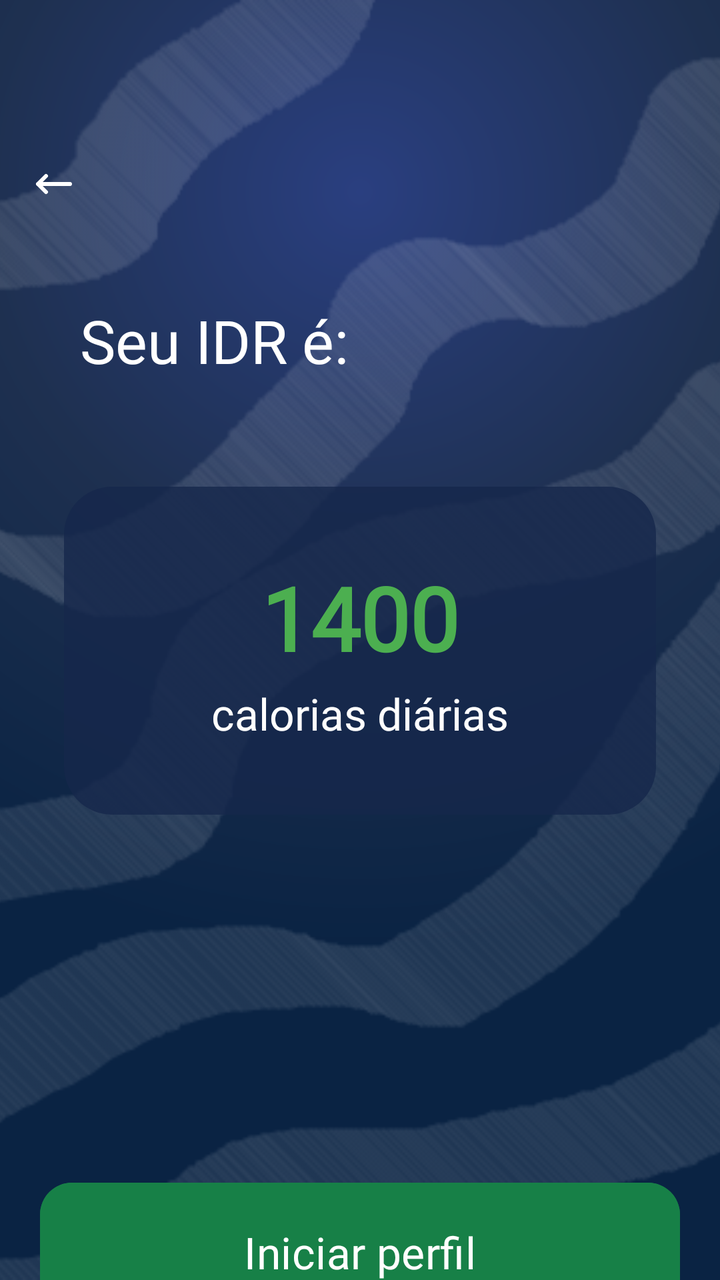
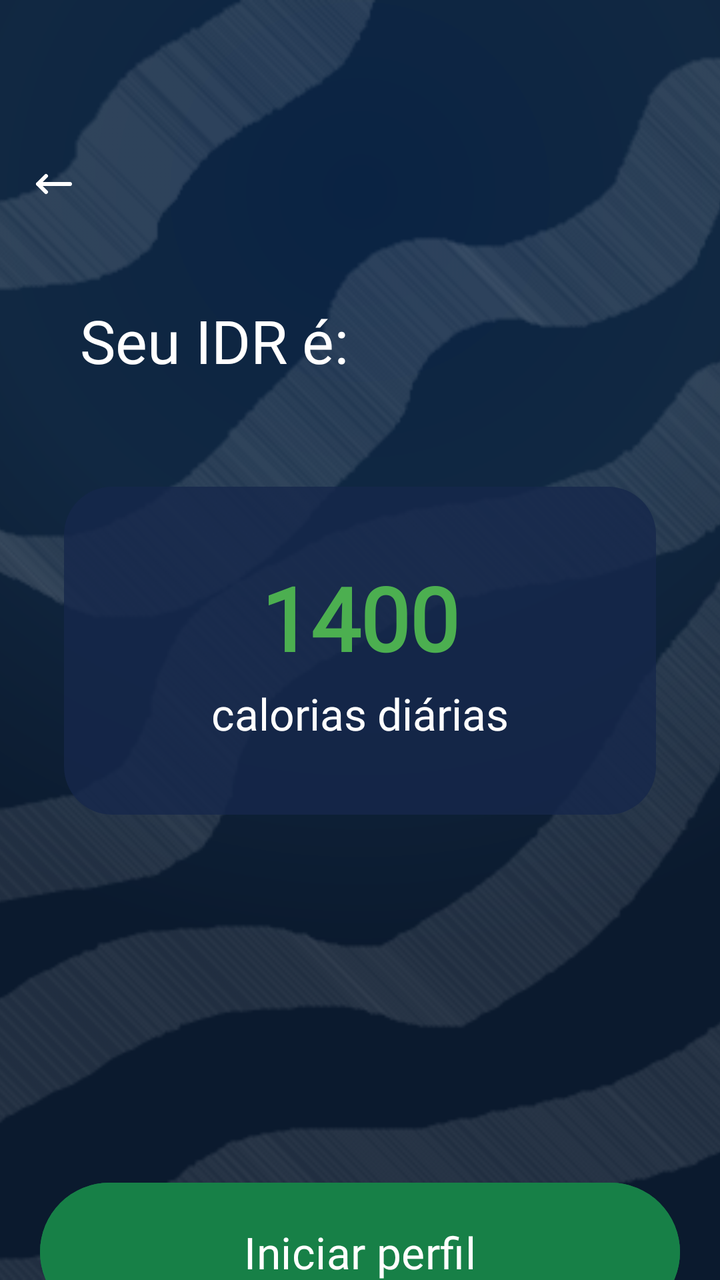

An Android layout rendered at two revisions. The XML below is the earlier revision; the diff shows what the commit changed to produce the second picture.
<!-- AndroidManifest.xml: application theme Theme.VITA -->
<!-- res/layout/fragment_idr.xml -->
<?xml version="1.0" encoding="utf-8"?>
<androidx.constraintlayout.widget.ConstraintLayout xmlns:android="http://schemas.android.com/apk/res/android"
    xmlns:app="http://schemas.android.com/apk/res-auto"
    xmlns:tools="http://schemas.android.com/tools"
    android:id="@+id/main"
    android:layout_width="match_parent"
    android:layout_height="match_parent"
    tools:context=".IdrFragment"
    android:background="@drawable/gradientbg"
    android:gravity="center">

    <ImageView
        android:id="@+id/idrbackground"
        android:layout_width="0dp"
        android:layout_height="0dp"
        android:src="@drawable/idrbackground"
        android:scaleType="centerCrop"
        android:alpha="0.2"
        app:layout_constraintTop_toTopOf="parent"
        app:layout_constraintBottom_toBottomOf="parent"
        app:layout_constraintStart_toStartOf="parent"
        app:layout_constraintEnd_toEndOf="parent" />

    <ImageView
        android:id="@+id/icarrow"
        android:layout_width="24dp"
        android:layout_height="24dp"
        android:src="@drawable/arrow"
        android:scaleType="fitStart"
        android:clickable="true"
        app:layout_constraintTop_toTopOf="parent"
        app:layout_constraintStart_toStartOf="parent"
        android:layout_marginTop="80dp"
        android:layout_marginStart="15dp"/>

    <TextView
        android:layout_width="wrap_content"
        android:layout_height="wrap_content"
        android:id="@+id/txtIDR"
        android:fontFamily="@font/inter24_bold"
        app:layout_constraintStart_toStartOf="parent"
        app:layout_constraintTop_toTopOf="parent"
        android:text="Seu IDR é:"
        android:textColor="@color/white"
        android:textSize="30sp"
        android:layout_marginTop="150dp"
        android:layout_marginStart="40dp" />

    <LinearLayout
        android:id="@+id/cardCalorias"
        android:layout_width="0dp"
        android:layout_height="wrap_content"
        android:layout_marginHorizontal="32dp"
        android:background="@drawable/card_idr_background"
        android:gravity="center"
        android:orientation="vertical"
        android:paddingHorizontal="24dp"
        android:paddingVertical="36dp"
        android:layout_marginTop="5dp"
        app:layout_constraintBottom_toBottomOf="parent"
        app:layout_constraintEnd_toEndOf="parent"
        app:layout_constraintStart_toStartOf="parent"
        app:layout_constraintTop_toBottomOf="@id/txtIDR"
        app:layout_constraintVertical_bias="0.171">

        <TextView
            android:id="@+id/txtValorCalorias"
            android:layout_width="wrap_content"
            android:layout_height="wrap_content"
            android:fontFamily="@font/inter24_bold"
            android:text="1400"
            android:textColor="#4CAF50"
            android:textSize="44sp"
            android:textStyle="bold" />

        <TextView
            android:id="@+id/txtRotuloCalorias"
            android:layout_width="wrap_content"
            android:layout_height="wrap_content"
            android:layout_marginTop="4dp"
            android:fontFamily="@font/inter24_bold"
            android:text="calorias diárias"
            android:textColor="@color/white"
            android:textSize="22sp" />
    </LinearLayout>

    <com.google.android.material.button.MaterialButton
        android:id="@+id/idrbtn"
        android:layout_width="match_parent"
        android:layout_height="wrap_content"
        app:cornerRadius="16dp"
        android:backgroundTint="@color/green1"
        android:layout_marginTop="180dp"
        android:layout_marginStart="20dp"
        android:layout_marginEnd="20dp"
        android:padding="20dp"
        android:text="Iniciar perfil"
        android:fontFamily="@font/inter24_bold"
        android:textSize="22sp"
        android:textColor="@color/white"
        app:layout_constraintTop_toBottomOf="@+id/cardCalorias"/>

</androidx.constraintlayout.widget.ConstraintLayout>
<!-- resources referenced by this layout -->
<resources>
  <color name="green1">#178047</color>
  <color name="white">#FFFFFFFF</color>
  <!-- drawable arrow (drawable) -->
  <vector xmlns:android="http://schemas.android.com/apk/res/android" android:height="15dp" android:viewportHeight="24" android:viewportWidth="24" android:width="15dp">
        
      <path android:fillColor="#FFFFFF" android:pathData="M4,12H20M4,12L8,8M4,12L8,16" android:strokeColor="#FFFFFF" android:strokeLineCap="round" android:strokeLineJoin="round" android:strokeWidth="2"/>
      
  </vector>
  <!-- drawable card_idr_background (drawable) -->
  <?xml version="1.0" encoding="utf-8"?>
  <shape xmlns:android="http://schemas.android.com/apk/res/android" android:shape="rectangle">
      <solid android:color="#CC16274B" />
      <corners android:radius="24dp" />
  </shape>
  <!-- drawable gradientbg (drawable) -->
  <?xml version="1.0" encoding="utf-8"?>
  <shape xmlns:android="http://schemas.android.com/apk/res/android"
      android:shape="rectangle">
      <gradient
          android:type="radial"
          android:gradientRadius="380dp"
          android:centerX="0.5"
          android:centerY="0.15"
          android:startColor="#2A3F80"
          android:centerColor="#1E3050"
          android:endColor="@color/blue1" />
  </shape>
  <!-- drawable idrbackground: png bitmap (drawable, 48594 bytes) -->
  <style name="Theme.VITA" parent="Base.Theme.VITA" />
  <color name="blue1">#0A2343</color>
  <style name="Base.Theme.VITA" parent="Theme.Material3.DayNight.NoActionBar">
          
          
      </style>
</resources>

<!-- the commit's change to res/layout/fragment_idr.xml (unified diff, before → after) -->
@@ -88,7 +88,7 @@
         android:id="@+id/idrbtn"
         android:layout_width="match_parent"
         android:layout_height="wrap_content"
-        app:cornerRadius="16dp"
+        app:cornerRadius="35dp"
         android:backgroundTint="@color/green1"
         android:layout_marginTop="180dp"
         android:layout_marginStart="20dp"
<!-- resource entries referenced after the edit -->
@@ -23,13 +23,15 @@
           android:gradientRadius="380dp"
           android:centerX="0.5"
           android:centerY="0.15"
-          android:startColor="#2A3F80"
-          android:centerColor="#1E3050"
-          android:endColor="@color/blue1" />
+          android:startColor="@color/blue1"
+          android:centerColor="@color/blue4"
+          android:endColor="@color/blue3" />
   </shape>
   <!-- drawable idrbackground: png bitmap (drawable, 48594 bytes) -->
   <style name="Theme.VITA" parent="Base.Theme.VITA" />
   <color name="blue1">#0A2343</color>
+  <color name="blue4">#112842</color>
+  <color name="blue3">#0B1A2E</color>
   <style name="Base.Theme.VITA" parent="Theme.Material3.DayNight.NoActionBar">
           
           
